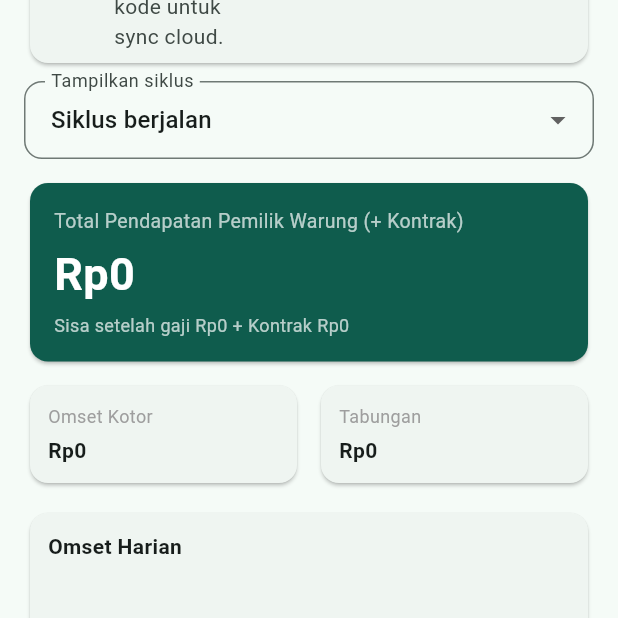
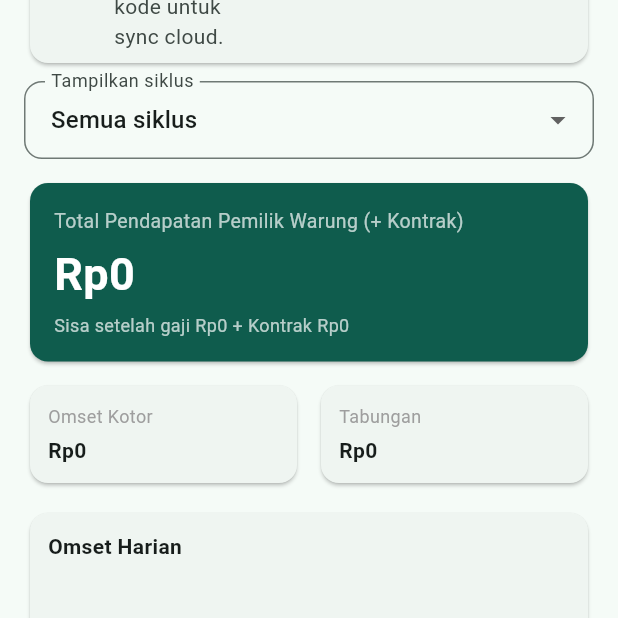
Before and after one commit to aliimron1909/omset-warmad-mobile, a Flutter app: the HomePage screen opened directly with empty values, on a phone screen of 412 x 824 dp, the part 363-981 px from its top. Run offline on Flutter 3.47's test engine with Material 3 defaults, Android fonts, the phone set to English and light mode, and no system bars; our stand-ins replace package_info_plus; network calls fail.

Commit message:
v5.3.5: dashboard default siklus terakhir, hapus siklus berjalan
- Remove "Siklus berjalan" option from dashboard cycle filter
- Default dashboard cycle to last available cycle
- Keep "Semua siklus" option
- Bump version to 5.3.5+25

```diff
--- a/lib/main.dart
+++ b/lib/main.dart
@@ -334,7 +334,7 @@ class _HomePageState extends State<HomePage> {
   final UpdateService _updateService = UpdateService();
   bool _busy = false;
   String? _info;
-  String _cycleSel = 'running'; // running | all | <cycle number>
+  String _cycleSel = 'last'; // last | all | <cycle number>
   int _tab = 0;
   String? _activeWarungId;
   String _appVersion = '';
@@ -534,11 +534,12 @@ class _HomePageState extends State<HomePage> {
       if (cs.isNotEmpty) return cs;
       return [cycleOfDate(today, w.settings.cr) ?? 1];
     }
-    if (_cycleSel == 'running') {
-      return [cycleOfDate(today, w.settings.cr) ?? 1];
+    final last = w.records.isEmpty ? null : (w.records.map((r) => r.cycle).reduce((a, b) => a > b ? a : b));
+    if (_cycleSel == 'last' || _cycleSel == 'running') {
+      return [last ?? (cycleOfDate(today, w.settings.cr) ?? 1)];
     }
     final n = int.tryParse(_cycleSel);
-    return [n ?? (cycleOfDate(today, w.settings.cr) ?? 1)];
+    return [n ?? last ?? (cycleOfDate(today, w.settings.cr) ?? 1)];
   }
 
   Future<void> _showPremiumDialog() async {
@@ -746,16 +747,18 @@ class _HomePageState extends State<HomePage> {
     final dailyDates = daily.keys.toList()..sort();
 
     final cycleItems = <DropdownMenuItem<String>>[
-      const DropdownMenuItem(value: 'running', child: Text('Siklus berjalan')),
       const DropdownMenuItem(value: 'all', child: Text('Semua siklus')),
       ...allCycles.map((c) => DropdownMenuItem(value: '$c', child: Text('Siklus $c'))),
     ];
-
-    final selLabel = _cycleSel == 'running'
-        ? 'Siklus berjalan'
-        : _cycleSel == 'all'
-            ? 'Semua siklus'
-            : 'Siklus $_cycleSel';
+    final lastOverall = allCycles.isNotEmpty ? allCycles.last : null;
+    final effectiveSel = (_cycleSel == 'last' || _cycleSel == 'running')
+        ? (lastOverall != null ? '$lastOverall' : (cycleItems.any((i) => i.value == 'all') ? 'all' : 'all'))
+        : _cycleSel;
+    final effectiveValue = cycleItems.any((i) => i.value == effectiveSel)
+        ? effectiveSel
+        : (lastOverall != null ? '$lastOverall' : 'all');
+
+    final selLabel = effectiveValue == 'all' ? 'Semua siklus' : 'Siklus $effectiveValue';
 
     return RefreshIndicator(
       onRefresh: _sync,
@@ -792,14 +795,14 @@ class _HomePageState extends State<HomePage> {
             ),
           const SizedBox(height: 8),
           DropdownButtonFormField<String>(
-            value: cycleItems.any((i) => i.value == _cycleSel) ? _cycleSel : 'running',
+            value: effectiveValue,
             decoration: InputDecoration(
               labelText: 'Tampilkan siklus',
               border: OutlineInputBorder(borderRadius: BorderRadius.circular(12)),
               contentPadding: const EdgeInsets.symmetric(horizontal: 14, vertical: 14),
             ),
             items: cycleItems,
-            onChanged: (v) => setState(() => _cycleSel = v ?? 'running'),
+            onChanged: (v) => setState(() => _cycleSel = v ?? (lastOverall != null ? '$lastOverall' : 'all')),
           ),
           const SizedBox(height: 12),
           _TotalCard(boss: boss, bs: bs, kt: kt, sb: sb, nst: nst, anyBagi: anyBagi, rupiah: _rupiah),
--- a/pubspec.yaml
+++ b/pubspec.yaml
@@ -1,7 +1,7 @@
 name: warmad_mobile
 description: Aplikasi Omset-WarMad native (Flutter).
 publish_to: 'none'
-version: 5.3.4+24
+version: 5.3.5+25
 
 environment:
   sdk: '>=3.4.0 <4.0.0'
```
